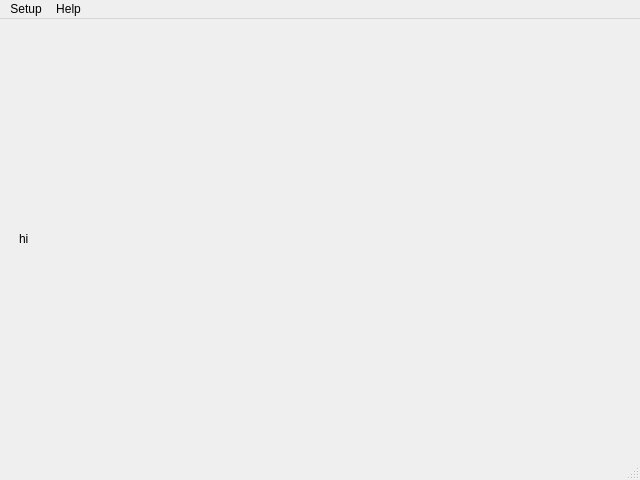
Above: mainwindow.ui from MirayaProject/miraya before the change. Below: the same form after it.
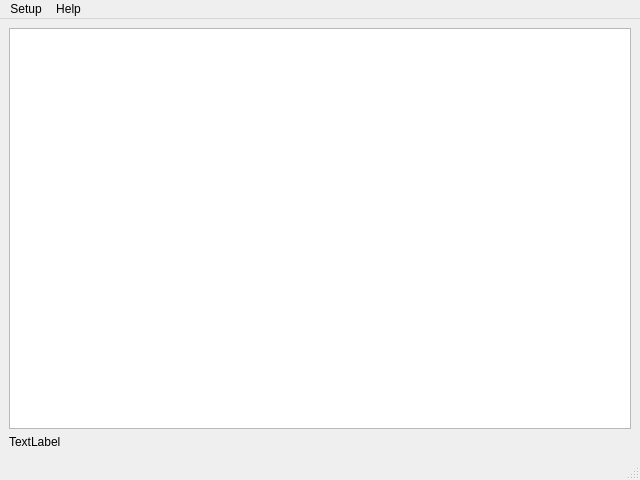
That is the form after the change.

Commit message: 🪟 main: added now playing label using ⚪ gosu **TODO**: smooth things out, quite clunky

Patch:
```diff
--- a/mainwindow.ui
+++ b/mainwindow.ui
@@ -16,27 +16,14 @@
   <widget class="QWidget" name="centralwidget">
    <layout class="QGridLayout" name="gridLayout">
     <item row="0" column="0">
-     <layout class="QVBoxLayout" name="verticalLayout">
-      <property name="leftMargin">
-       <number>10</number>
+     <widget class="QTableWidget" name="twitchChat"/>
+    </item>
+    <item row="1" column="0">
+     <widget class="QLabel" name="nowPlayingLabel">
+      <property name="text">
+       <string>TextLabel</string>
       </property>
-      <property name="topMargin">
-       <number>10</number>
-      </property>
-      <property name="rightMargin">
-       <number>10</number>
-      </property>
-      <property name="bottomMargin">
-       <number>10</number>
-      </property>
-      <item>
-       <widget class="QLabel" name="label">
-        <property name="text">
-         <string>hi</string>
-        </property>
-       </widget>
-      </item>
-     </layout>
+     </widget>
     </item>
    </layout>
   </widget>
```
Left out of the diff: 6 changed lines with no effect on the pictures. The commit also changes 2 other files.
